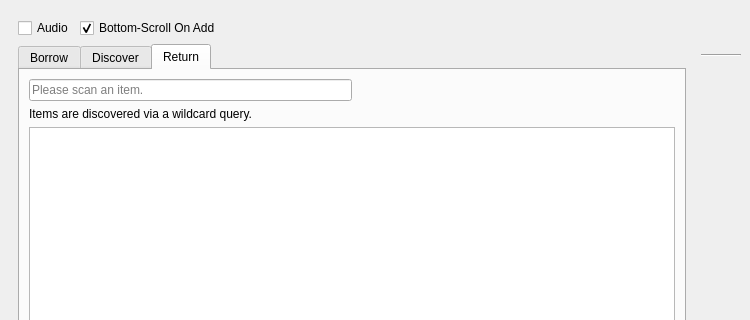
Qt form UI/biblioteq_batch_activities_browser.ui (textbrowser/biblioteq) before a commit; both pictures show x 0 to 750 and y 0 to 320 of the 750 by 500 pixel window.
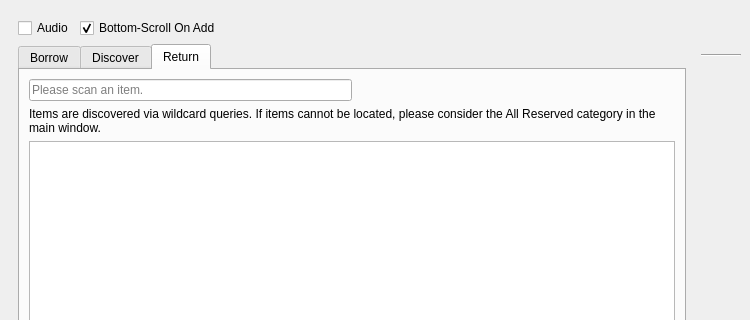
The same form after that commit. The open tabs and pages were chosen to show the change. Icons and pictures are not drawn.

Commit message: Return many items.

```diff
--- a/UI/biblioteq_batch_activities_browser.ui
+++ b/UI/biblioteq_batch_activities_browser.ui
@@ -477,7 +477,10 @@
            <item>
             <widget class="QLabel" name="label_4">
              <property name="text">
-              <string>Items are discovered via a wildcard query.</string>
+              <string>Items are discovered via wildcard queries. If items cannot be located, please consider the All Reserved category in the main window.</string>
+             </property>
+             <property name="wordWrap">
+              <bool>true</bool>
              </property>
             </widget>
            </item>
```
The commit also changes 2 other files.
